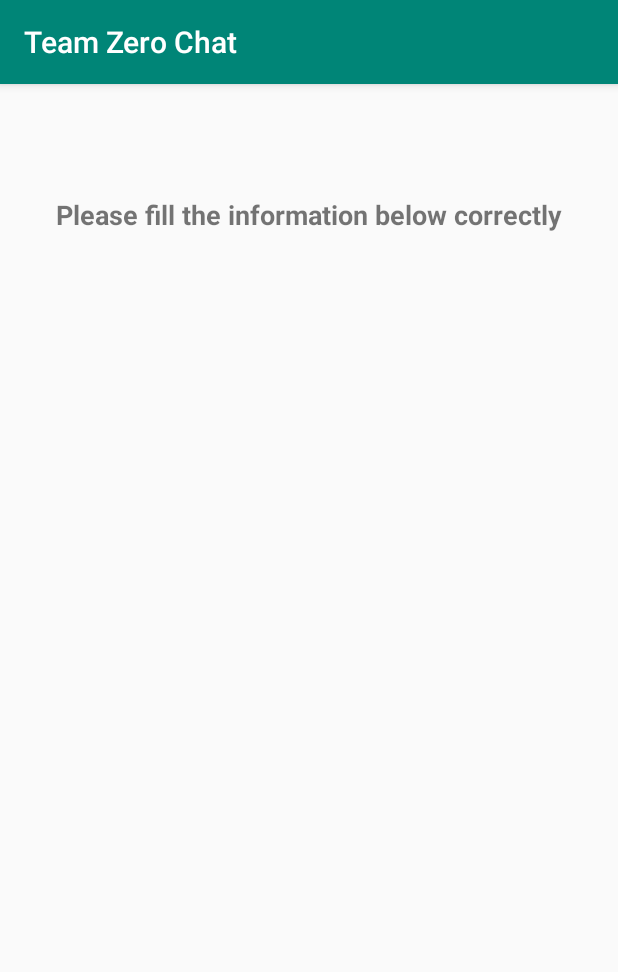
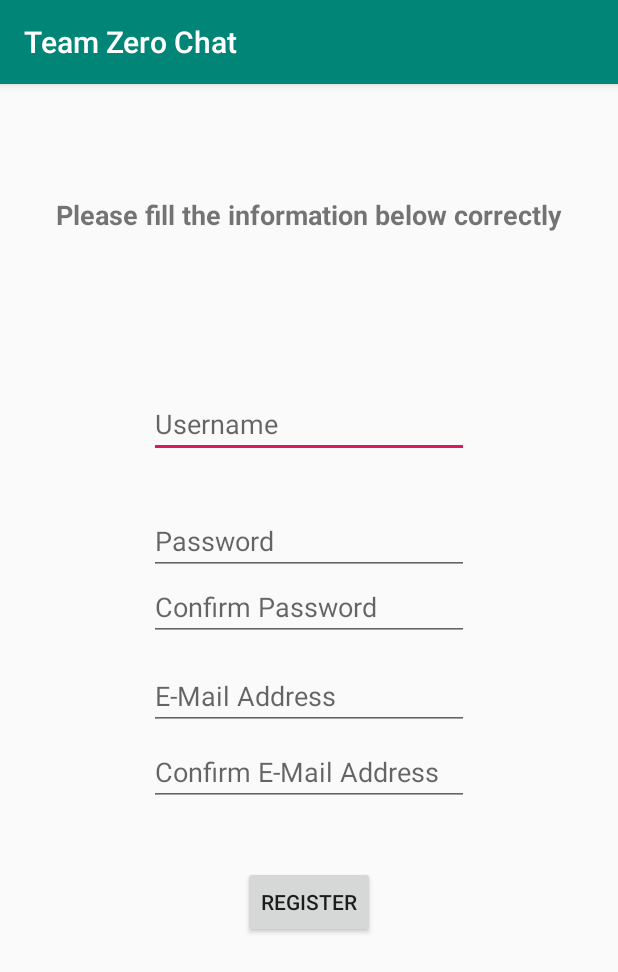
Before and after one commit to MetallicFocus/team_zero_application, an Android app: the Registration screen opened directly, with no data from a screen before it, on a phone screen of 412 x 824 dp. Shown: the top 972 px of the screen. Run offline under Robolectric (Android 15) with nearby library versions, the phone set to English and light mode, and no system bars.

Commit message:
Added forms onto the registration page

```diff
--- a/Android/app/src/main/java/teamzero/chat/mobile/Registration.java
+++ b/Android/app/src/main/java/teamzero/chat/mobile/Registration.java
@@ -4,6 +4,14 @@ import android.os.Bundle;
 import android.support.v7.app.AppCompatActivity;
 
 public class Registration extends AppCompatActivity {
+
+    /* TODO:
+        1) Method that checks if both e-mails are the same AND in a correct format
+        2) Method that checks if both passwords are the same AND strong enough
+        3) Method that passes the information to the server to store in database
+            3') Give the user a message stating that he should check his e-mail to confirm the account
+                and go back to the login screen
+     */
 
     @Override
     protected void onCreate(Bundle savedInstanceState) {
--- a/Android/app/src/main/res/layout/registration_layout.xml
+++ b/Android/app/src/main/res/layout/registration_layout.xml
@@ -20,4 +20,81 @@
         app:layout_constraintTop_toTopOf="parent"
         app:layout_constraintVertical_bias="0.100" />
 
+    <EditText
+        android:id="@+id/editTextUsername"
+        android:layout_width="wrap_content"
+        android:layout_height="wrap_content"
+        android:ems="10"
+        android:inputType="textPersonName"
+        android:hint="@string/enter_username_text"
+        app:layout_constraintBottom_toBottomOf="parent"
+        app:layout_constraintLeft_toLeftOf="parent"
+        app:layout_constraintRight_toRightOf="parent"
+        app:layout_constraintTop_toTopOf="@id/textViewRegistration"
+        app:layout_constraintVertical_bias="0.200" />
+
+    <EditText
+        android:id="@+id/editTextPwd"
+        android:layout_width="wrap_content"
+        android:layout_height="wrap_content"
+        android:ems="10"
+        android:inputType="textPassword"
+        android:hint="@string/enter_password_text"
+        app:layout_constraintBottom_toBottomOf="parent"
+        app:layout_constraintLeft_toLeftOf="parent"
+        app:layout_constraintRight_toRightOf="parent"
+        app:layout_constraintTop_toTopOf="@id/editTextUsername"
+        app:layout_constraintVertical_bias="0.150" />
+
+    <EditText
+        android:id="@+id/editTextConfirmPwd"
+        android:layout_width="wrap_content"
+        android:layout_height="wrap_content"
+        android:ems="10"
+        android:inputType="textPassword"
+        android:hint="@string/confirm_password_text"
+        app:layout_constraintBottom_toBottomOf="parent"
+        app:layout_constraintLeft_toLeftOf="parent"
+        app:layout_constraintRight_toRightOf="parent"
+        app:layout_constraintTop_toTopOf="@id/editTextPwd"
+        app:layout_constraintVertical_bias="0.100" />
+
+    <EditText
+        android:id="@+id/editTextEmail"
+        android:layout_width="wrap_content"
+        android:layout_height="wrap_content"
+        android:ems="10"
+        android:inputType="textEmailAddress"
+        android:hint="@string/email_text"
+        app:layout_constraintBottom_toBottomOf="parent"
+        app:layout_constraintLeft_toLeftOf="parent"
+        app:layout_constraintRight_toRightOf="parent"
+        app:layout_constraintTop_toTopOf="@id/editTextConfirmPwd"
+        app:layout_constraintVertical_bias="0.150" />
+
+    <EditText
+        android:id="@+id/editTextConfirmEmail"
+        android:layout_width="wrap_content"
+        android:layout_height="wrap_content"
+        android:ems="10"
+        android:inputType="textEmailAddress"
+        android:hint="@string/confirm_email_text"
+        app:layout_constraintBottom_toBottomOf="parent"
+        app:layout_constraintLeft_toLeftOf="parent"
+        app:layout_constraintRight_toRightOf="parent"
+        app:layout_constraintTop_toTopOf="@id/editTextEmail"
+        app:layout_constraintVertical_bias="0.150" />
+
+    <Button
+        android:id="@+id/submit_registration"
+        android:layout_width="wrap_content"
+        android:layout_height="wrap_content"
+        android:text="@string/register_text"
+        app:layout_constraintBottom_toBottomOf="parent"
+        app:layout_constraintLeft_toLeftOf="parent"
+        app:layout_constraintRight_toRightOf="parent"
+        app:layout_constraintTop_toTopOf="@id/editTextConfirmEmail"
+        app:layout_constraintVertical_bias="0.300" />
+
+
 </android.support.constraint.ConstraintLayout>
--- a/Android/app/src/main/res/values/strings.xml
+++ b/Android/app/src/main/res/values/strings.xml
@@ -3,6 +3,9 @@
     <string name="welcome_title_text"> Welcome to Team Zero Mobile App! </string>
     <string name="enter_username_text"> Username </string>
     <string name="enter_password_text"> Password </string>
+    <string name="confirm_password_text"> Confirm Password </string>
+    <string name="email_text"> E-Mail Address </string>
+    <string name="confirm_email_text"> Confirm E-Mail Address </string>
     <string name="keep_me_signed_in_text"> Keep me signed in </string>
     <string name="login_text"> Login </string>
     <string name="register_text"> Register </string>
```
Also changed, not shown: Android/app/src/main/AndroidManifest.xml (line endings or trailing spaces).
